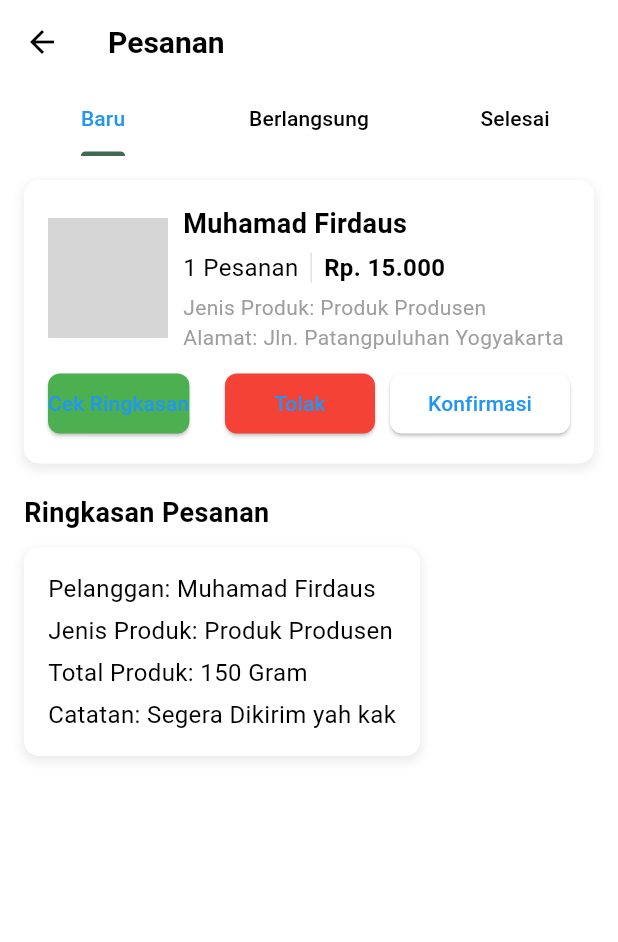
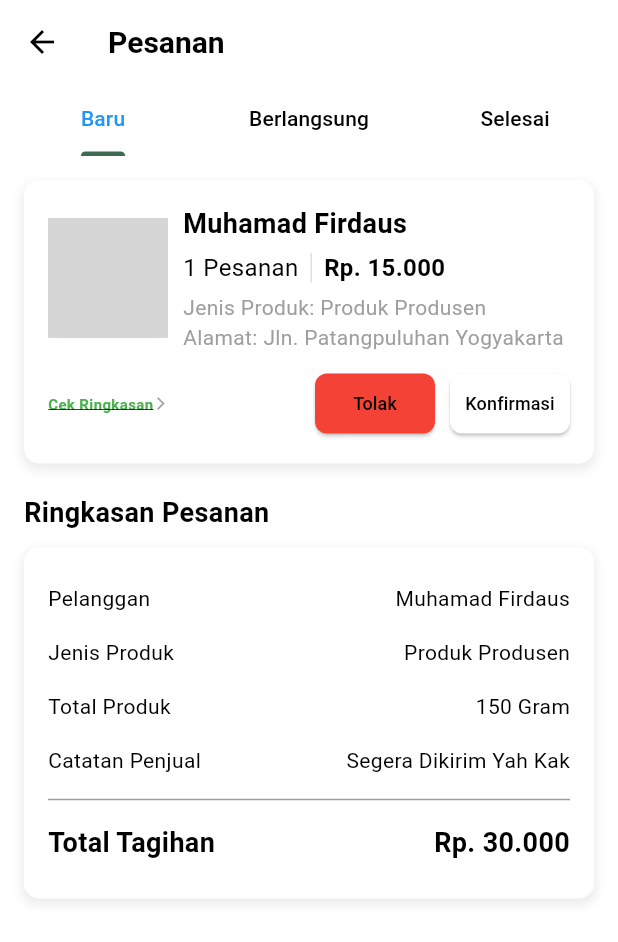
Before and after one commit to firdausmuh/agrolink_app, a Flutter app: the PesananScreen screen opened directly, after a tap on "Cek Ringkasan", on a phone screen of 412 x 824 dp. Shown: the top 942 px of the screen. Run offline on Flutter 3.47's test engine with Material 3 defaults, Android fonts, the phone set to English and light mode, and no system bars; our stand-ins replace image_picker, shared_preferences; missing offline and left inert: dart:ffi; accounts and stored records are empty; grey boxes are pictures that could not be loaded.

Commit message:
add screen pesanan

```diff
--- a/lib/models/Supplier.dart
+++ b/lib/models/Supplier.dart
@@ -51,7 +51,7 @@ List<produk_supplier> suppliers = [
           "Jagung (Zea mays) adalah salah satu tanaman pangan utama di dunia yang berasal dari Amerika Tengah dan Selatan. Tanaman ini termasuk dalam keluarga rumput-rumputan (Poaceae) dan menjadi sumber karbohidrat penting bagi banyak masyarakat. Jagung sering digunakan dalam berbagai bentuk, baik sebagai bahan makanan pokok, camilan, maupun bahan baku industri.",
       readyStock: "50 Buah",
       category: "Produk Supplier",
-      imageUrl: ['assets/images/produk_supplier/jagun.png','assets/images/produk_supplier/jagun.png',],
+      imageUrl: ['assets/images/produk_supplier/benih_jagung.png',],
       harga: 4000,
       rating: 4.1,
       jumlah: [10, 20, 30, 40, 50, 60],
@@ -62,7 +62,7 @@ List<produk_supplier> suppliers = [
           "Labu adalah jenis sayuran yang berasal dari keluarga Cucurbitaceae yang memiliki berbagai varietas seperti labu kuning, labu air, dan labu siam. Labu dikenal karena rasanya yang manis alami, tekstur lembut, serta kandungan nutrisi yang tinggi. Labu sering digunakan dalam berbagai hidangan, mulai dari sup, makanan penutup, hingga camilan.",
       readyStock: "50 Buah",
       category: "Produk Supplier",
-      imageUrl: ['assets/images/produk_supplier/labu.png','assets/images/produk_supplier/labu.png',],
+      imageUrl: ['assets/images/produk_supplier/benih_padi.png','assets/images/produk_supplier/benih_padi.png',],
       harga: 100,
       rating: 4.2,
       jumlah: [10, 20, 30, 40, 50, 60],
@@ -73,7 +73,7 @@ List<produk_supplier> suppliers = [
           "Terong (Solanum melongena) adalah salah satu jenis sayuran yang berasal dari keluarga Solanaceae. Terong memiliki ciri khas dengan kulit yang halus dan berwarna ungu, meskipun ada juga terong berwarna hijau, putih, atau kuning. Terong sering digunakan dalam berbagai masakan, baik itu digoreng, dipanggang, atau dijadikan bahan sup.",
       readyStock: "50 Buah",
       category: "Produk Supplier",
-      imageUrl: ['assets/images/produk_supplier/terong.png','assets/images/produk_supplier/terong.png',],
+      imageUrl: ['assets/images/produk_supplier/benih_padi.png','assets/images/produk_supplier/benih_padi.png',],
       harga: 1000,
       rating: 4.2,
       jumlah: [10, 20, 30, 40, 50, 60],
--- a/lib/screens/toko/PesananScreen.dart
+++ b/lib/screens/toko/PesananScreen.dart
@@ -113,26 +113,36 @@ class _PesananScreenState extends State<PesananScreen> {
                         Row(
                           mainAxisAlignment: MainAxisAlignment.spaceBetween,
                           children: [
-                            ElevatedButton(
-                              onPressed: () {
+                            GestureDetector(
+                              onTap: () {
                                 setState(() {
                                   _showRingkasan = !_showRingkasan; // Toggle visibilitas ringkasan
                                 });
                               },
-                              style: ElevatedButton.styleFrom(
-                                backgroundColor: Colors.green,
-                                shape: RoundedRectangleBorder(
-                                  borderRadius: BorderRadius.circular(8),
-                                ),
-                                padding: const EdgeInsets.symmetric(vertical: 4),
+                              child: Row(
+                                children: [
+                                  Text(
+                                    "Cek Ringkasan",
+                                    style: TextStyle(
+                                      color: Colors.green,
+                                      fontSize: 10,
+                                      fontWeight: FontWeight.bold,
+                                      decoration: TextDecoration.underline,
+                                    ),
+                                  ),
+                                  const Icon(
+                                    Icons.arrow_forward_ios,
+                                    size: 10,
+                                    color: Colors.grey,
+                                  ),
+                                ],
                               ),
-                              child: const Text("Cek Ringkasan"),
                             ),
                             Row(
                               children: [
                                 const SizedBox(width: 5),
                                 SizedBox(
-                                  width: 100,
+                                  width: 80, // Ukuran tombol "Tolak"
                                   child: ElevatedButton(
                                     onPressed: () {
                                       // Logic untuk menolak pesanan
@@ -142,14 +152,14 @@ class _PesananScreenState extends State<PesananScreen> {
                                       shape: RoundedRectangleBorder(
                                         borderRadius: BorderRadius.circular(8),
                                       ),
-                                      padding: const EdgeInsets.symmetric(vertical: 4),
+                                      padding: const EdgeInsets.symmetric(vertical: 2), // Padding diperkecil
                                     ),
-                                    child: const Text("Tolak"),
+                                    child: const Text("Tolak", style: TextStyle(fontSize: 12, color: Colors.black)), // Warna teks hitam
                                   ),
                                 ),
                                 const SizedBox(width: 10),
                                 SizedBox(
-                                  width: 120,
+                                  width: 80, // Ukuran tombol "Konfirmasi"
                                   child: ElevatedButton(
                                     onPressed: () {
                                       // Logic untuk mengonfirmasi pesanan
@@ -158,9 +168,9 @@ class _PesananScreenState extends State<PesananScreen> {
                                       shape: RoundedRectangleBorder(
                                         borderRadius: BorderRadius.circular(8),
                                       ),
-                                      padding: const EdgeInsets.symmetric(vertical: 10),
+                                      padding: const EdgeInsets.symmetric(vertical: 2), // Padding diperkecil
                                     ),
-                                    child: const Text("Konfirmasi"),
+                                    child: const Text("Konfirmasi", style: TextStyle(fontSize: 12, color: Colors.black)), // Warna teks hitam
                                   ),
                                 ),
                               ],
@@ -190,15 +200,17 @@ class _PesananScreenState extends State<PesananScreen> {
                         ],
                       ),
                       child: Column(
-                        crossAxisAlignment: CrossAxisAlignment.start,
-                        children: const [
-                          Text("Pelanggan: Muhamad Firdaus", style: TextStyle(fontSize: 16)),
-                          SizedBox(height: 5),
-                          Text("Jenis Produk: Produk Produsen", style: TextStyle(fontSize: 16)),
-                          SizedBox(height: 5),
-                          Text("Total Produk: 150 Gram", style: TextStyle(fontSize: 16)),
-                          SizedBox(height: 5),
-                          Text("Catatan: Segera Dikirim yah kak", style: TextStyle(fontSize: 16)),
+                        children: [
+                          _buildSummaryRow('Pelanggan', 'Muhamad Firdaus'),
+                          _buildSummaryRow('Jenis Produk', 'Produk Produsen'),
+                          _buildSummaryRow('Total Produk', '150 Gram'),
+                          _buildSummaryRow('Catatan Penjual', 'Segera Dikirim Yah Kak'),
+                          const Divider(color: Colors.grey, thickness: 1),
+                          _buildSummaryRow(
+                            'Total Tagihan',
+                            'Rp. 30.000',
+                            isTotal: true,
+                          ),
                         ],
                       ),
                     ),
@@ -221,7 +233,6 @@ class _PesananScreenState extends State<PesananScreen> {
                     style: TextStyle(color: Colors.grey, fontSize: 16),
                   )
                 ],
-
               ),
             ),
             // Tab Selesai
@@ -239,7 +250,6 @@ class _PesananScreenState extends State<PesananScreen> {
                     style: TextStyle(color: Colors.grey, fontSize: 16),
                   )
                 ],
-
               ),
             ),
           ],
@@ -247,4 +257,29 @@ class _PesananScreenState extends State<PesananScreen> {
       ),
     );
   }
+
+  Widget _buildSummaryRow(String title, String value, {bool isTotal = false}) {
+    return Padding(
+      padding: const EdgeInsets.symmetric(vertical: 8.0),
+      child: Row(
+        mainAxisAlignment: MainAxisAlignment.spaceBetween,
+        children: [
+          Text(
+            title,
+            style: TextStyle(
+              fontWeight: isTotal ? FontWeight.w700 : FontWeight.w400,
+              fontSize: isTotal ? 18 : 14,
+            ),
+          ),
+          Text(
+            value,
+            style: TextStyle(
+              fontWeight: isTotal ? FontWeight.w700 : FontWeight.w400,
+              fontSize: isTotal ? 18 : 14,
+            ),
+          ),
+        ],
+      ),
+    );
+  }
 }
```
